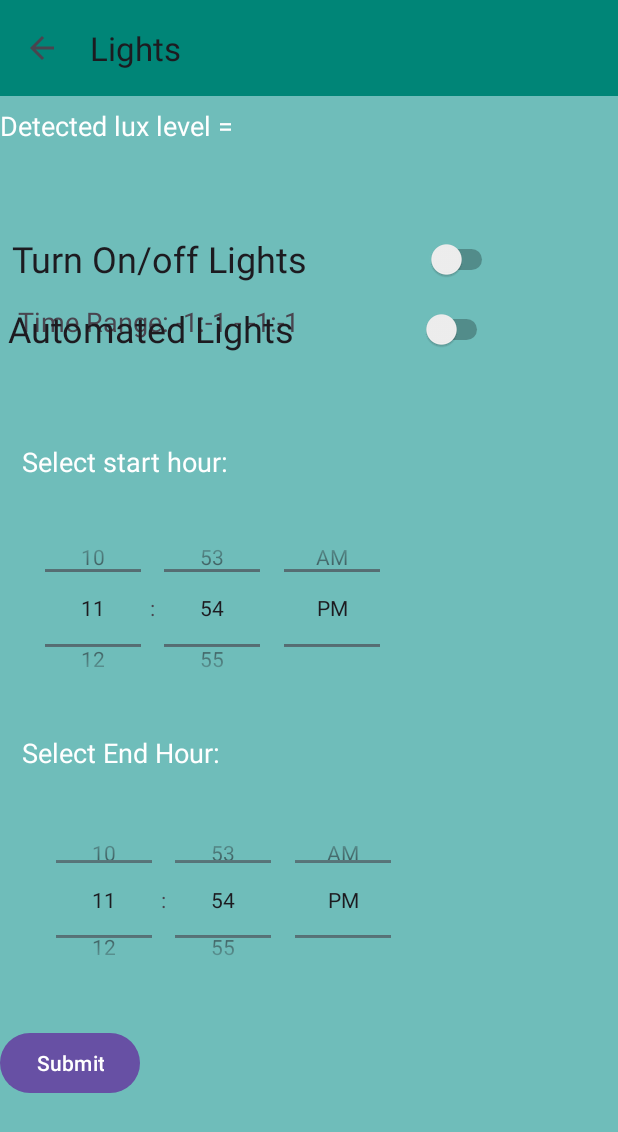
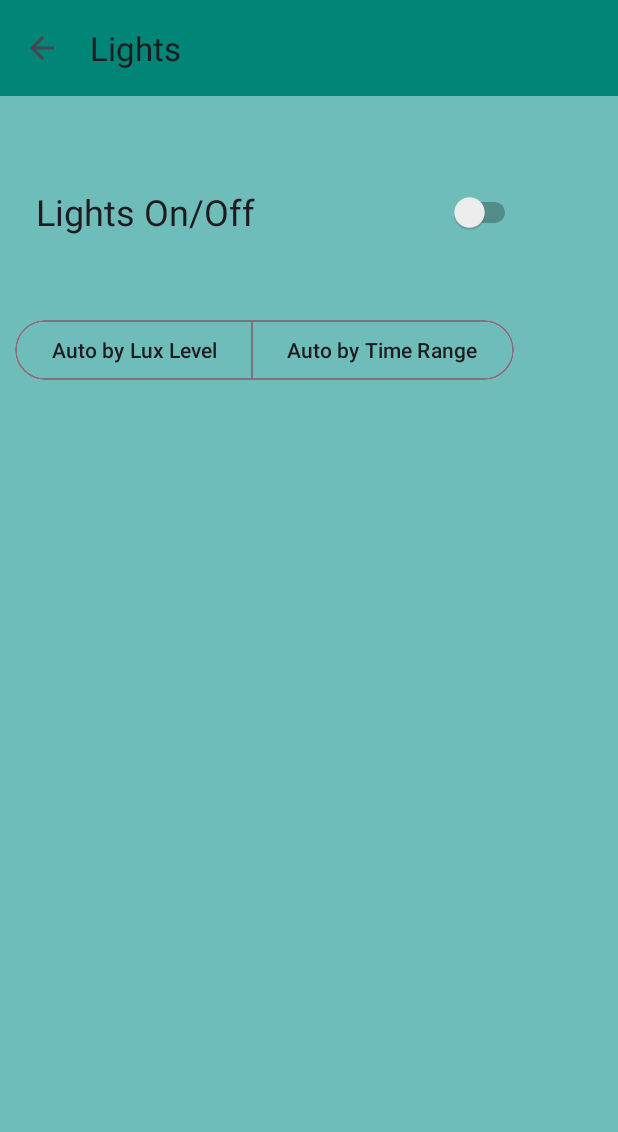
Before and after one commit to GN25/IOT, an Android app: the LightsActivity screen opened directly, with no data from a screen before it, on a phone screen of 412 x 824 dp. Shown: the top 1132 px of the screen. Run offline under Robolectric (Android 15) with nearby library versions, the light colour scheme and no system bars; libraries missing offline, so code that uses them is left out: org.eclipse.paho; 5 statements that could not run were skipped.

Commit message:
Change of UI LightsActivity + basic lights functionality v1

```diff
--- a/app/src/main/java/com/example/iot/LightsActivity.java
+++ b/app/src/main/java/com/example/iot/LightsActivity.java
@@ -7,18 +7,24 @@ import androidx.appcompat.widget.Toolbar;
 import android.annotation.SuppressLint;
 import android.content.Context;
 import android.content.SharedPreferences;
-import android.os.AsyncTask;
 import android.os.Bundle;
+import android.os.Handler;
+import android.os.Looper;
 import android.os.StrictMode;
 import android.util.Log;
+import android.view.LayoutInflater;
 import android.view.View;
 import android.widget.Button;
 import android.widget.CompoundButton;
+import android.widget.EditText;
+import android.widget.FrameLayout;
 import android.widget.Switch;
 import android.widget.TextView;
 import android.widget.TimePicker;
 import android.widget.Toast;
 
+
+import com.google.android.material.button.MaterialButtonToggleGroup;
 
 import org.eclipse.paho.android.service.MqttAndroidClient;
 import org.eclipse.paho.client.mqttv3.IMqttActionListener;
@@ -33,10 +39,13 @@ import java.io.BufferedReader;
 import java.io.IOException;
 import java.io.InputStream;
 import java.io.InputStreamReader;
+import java.util.Calendar;
 
 import ch.ethz.ssh2.Connection;
 import ch.ethz.ssh2.Session;
 import ch.ethz.ssh2.StreamGobbler;
+
+
 
 public class LightsActivity extends AppCompatActivity {
 
@@ -47,26 +56,45 @@ public class LightsActivity extends AppCompatActivity {
     private static final String KEY_END_MINUTE = "endMinute";
     private static final String KEY_SWITCH_STATE = "switchState";
 
-    private TimePicker timePickerStart;
-    private TimePicker timePickerEnd;
-    private TextView textViewLightsTimeRange;
 
-    private TextView tx_light;
 
-    //private TextView lux_prueba;
-    private Switch switchLights;
+
 
     private Switch switchOnOffLights;
 
     private SharedPreferences sharedPreferences;
-
-    boolean active = false;
-
+    boolean automaticActive = false;
     private MqttAndroidClient client;
     private static final String SERVER_URI = "tcp://test.mosquitto.org:1883";
     private static final String TAG = "LightsActivity";
+    private Handler handler;
+    private final int INTERVAL = 5000;
+    private FrameLayout dropdownContainer;
 
     String outputvalue;
+
+
+
+    int automatedLightsMode=0;//0 nada, 1 lux level , 2 time range
+
+    //Mode1
+    private Button btnSubmitLuxLevel;
+    private TextView tvActualThresholdLuxLevel;
+    private TextView tvReceivedLuxValue;
+    private EditText editTextNewLuxValue;
+    private  int lux_threshold = 3;
+    private float lux_value_received;
+
+    //Mode2
+    private Button btnSubmitTimeRange;
+    private TimePicker timePickerStart ;
+    private TimePicker timePickerEnd ;
+    private TextView tvRange;
+    private int hourS;
+    private int minS;
+    private int hourE;
+    private int minE;
+
     @SuppressLint("MissingInflatedId")
     @Override
     protected void onCreate(Bundle savedInstanceState) {
@@ -76,30 +104,69 @@ public class LightsActivity extends AppCompatActivity {
         Toolbar toolbar = findViewById(R.id.toolbar);
         setSupportActionBar(toolbar);
 
-        timePickerStart = findViewById(R.id.timePickerStart);
-        timePickerEnd = findViewById(R.id.timePickerEnd);
-        textViewLightsTimeRange = findViewById(R.id.textViewLightsTimeRange);
-        Button btnSubmitLights = findViewById(R.id.btnSubmitLights);
-        switchLights = findViewById(R.id.switchLights);
+
+        //switchLights = findViewById(R.id.switchLights);
 
         switchOnOffLights = findViewById(R.id.switchLightsOnOff);
         //lux_prueba=findViewById(R.id.luxPrueba);
-        tx_light=findViewById(R.id.luxLevelTextView);
+        //tx_light=findViewById(R.id.luxLevelTextView);
 
         sharedPreferences = getSharedPreferences(PREF_NAME, Context.MODE_PRIVATE);
+
 
         int lastStartHour = sharedPreferences.getInt(KEY_START_HOUR, -1);
         int lastStartMinute = sharedPreferences.getInt(KEY_START_MINUTE, -1);
         int lastEndHour = sharedPreferences.getInt(KEY_END_HOUR, -1);
         int lastEndMinute = sharedPreferences.getInt(KEY_END_MINUTE, -1);
         boolean lastSwitchState = sharedPreferences.getBoolean(KEY_SWITCH_STATE, false);
-        switchLights.setChecked(lastSwitchState);
+       // switchLights.setChecked(lastSwitchState);
         displaySelectedTimeRange(lastStartHour, lastStartMinute, lastEndHour, lastEndMinute);
 
         ActionBar actionBar = getSupportActionBar();
         if (actionBar != null) {
             actionBar.setDisplayHomeAsUpEnabled(true);
         }
+
+        dropdownContainer = findViewById(R.id.dropdownContainer);
+
+
+        MaterialButtonToggleGroup toggleButtonAutomation = findViewById(R.id.toggleButtonAutomation);
+        FrameLayout dropdownContainer = findViewById(R.id.dropdownContainer);
+
+        toggleButtonAutomation.addOnButtonCheckedListener(new MaterialButtonToggleGroup.OnButtonCheckedListener() {
+            @Override
+            public void onButtonChecked(MaterialButtonToggleGroup group, int checkedId, boolean isChecked) {
+                if (isChecked) {
+                    // Mostrar el dropdownContainer cuando se selecciona un botón
+                    LayoutInflater inflater = LayoutInflater.from(LightsActivity.this);
+                    View inflatedView = null;
+
+
+                    if (checkedId == R.id.btLuxLevel) {
+
+                        dropdownContainer.removeAllViews();
+                        inflatedView = inflater.inflate(R.layout.luxvalue_dropdown, dropdownContainer, false);
+                        automatedLightsMode=1;
+                        startRepeatingTask();
+                    } else if (checkedId == R.id.btTimeRange) {
+
+
+                        dropdownContainer.removeAllViews();
+                        inflatedView = inflater.inflate(R.layout.timerange_dropdown, dropdownContainer, false);
+                        automatedLightsMode=2;
+                        startRepeatingTask();
+                    }
+
+                    dropdownContainer.addView(inflatedView);
+                    dropdownContainer.setVisibility(View.VISIBLE);
+                } else {
+                    automatedLightsMode=0;
+                    dropdownContainer.setVisibility(View.GONE);
+                }
+            }
+        });
+
+
 
         connect();
         ////////////API CONNECTION///////////////////////////////////////////
@@ -127,16 +194,18 @@ public class LightsActivity extends AppCompatActivity {
 
                 String lux_value=newMessage.split(";")[0];
 
-                tx_light.setText("Detected lux level: "+lux_value);
+                //tx_light.setText("Detected lux level: "+lux_value);
                 Float value = Float.parseFloat(lux_value);
-
-
-                if(value<3){
+                Log.i("Lux control", "Test: "+value);
+                lux_value_received=value;
+                Log.i("Lux control", "Received: "+lux_value_received);
+                /*
+                if(value<1200){
                     //Prueba para valores,
-                    //activateLamp();
+                    activateLamp();
                 }else{
-                    //desactivateLamp();
-                }
+                    desactivateLamp();
+                }*/
 
             }
             @Override
@@ -149,85 +218,128 @@ public class LightsActivity extends AppCompatActivity {
 
 
 
-        btnSubmitLights.setOnClickListener(new View.OnClickListener() {
+        switchOnOffLights.setOnCheckedChangeListener(new CompoundButton.OnCheckedChangeListener() {
             @Override
-            public void onClick(View v) {
-
-                int startHour = timePickerStart.getHour();
-                int startMinute = timePickerStart.getMinute();
-                int endHour = timePickerEnd.getHour();
-                int endMinute = timePickerEnd.getMinute();
+            public void onCheckedChanged(CompoundButton buttonView, boolean isChecked) {
+                if (isChecked) {
+                    activateLamp();
 
 
-                if(startHour <= endHour && startMinute <= endMinute){
-                    saveSelectedTimeRange(startHour, startMinute, endHour, endMinute);
+                } else {
+                    desactivateLamp();
 
-                    displaySelectedTimeRange(startHour, startMinute, endHour, endMinute);
-                }else{
-                    handleHourError();
+
                 }
             }
         });
 
-        switchOnOffLights.setOnCheckedChangeListener(new CompoundButton.OnCheckedChangeListener() {
-            @Override
-            public void onCheckedChanged(CompoundButton buttonView, boolean isChecked) {
-                if (isChecked) {
-                   // active = true;
-                    //saveSwitchState(isChecked);
-                    //processLogic();
-                    run("tdtool --on 1");
-                } else {
-                    //active = false;
-                    //saveSwitchState(isChecked);
-                    //processLogic();
-                    run("tdtool --off 1");
+        handler = new Handler(Looper.getMainLooper());
+
+    }
+
+
+    private Runnable runnable = new Runnable() {
+        @Override
+        public void run() {
+            if(automatedLightsMode==1){
+                checkLuxLevel();
+            }
+            if(automatedLightsMode==2){
+                checkTimeRange();
+            }
+
+            handler.postDelayed(this, INTERVAL);
+        }
+    };
+
+    private void checkLuxLevel() {
+        btnSubmitLuxLevel=findViewById(R.id.buttonSaveLuxLevel);
+        tvActualThresholdLuxLevel =findViewById(R.id.tvActualThresholdValue);
+        tvReceivedLuxValue =findViewById(R.id.tvReceivedLuxValue);
+
+        editTextNewLuxValue=findViewById(R.id.editTextLuxThreshold);
+        if(btnSubmitLuxLevel!=null && tvActualThresholdLuxLevel !=null && editTextNewLuxValue!=null){
+
+            btnSubmitLuxLevel.setOnClickListener(new View.OnClickListener() {
+                @Override
+                public void onClick(View v) {
+                    String newValue= String.valueOf(editTextNewLuxValue.getText());
+                    tvActualThresholdLuxLevel.setText(newValue);
+                    lux_threshold=Integer.parseInt(newValue);
+                    Log.i("Lux control", "Saved: "+lux_threshold);
                 }
+            });
+            tvReceivedLuxValue.setText( lux_value_received+"");
+            if(lux_value_received<=lux_threshold){
+                //Prueba para valores,
+                activateLamp();
+                Log.i("Lux control", "Activated ("+lux_value_received+" < "+lux_threshold);
+            }else{
+                //THE IDEA IS TO PUT THE SENSOR IN AN OUTSIDE PLACE
+                //OTHERWISE IT WILL BE A LOOP:
+                //  no light -> on
+                //  on -> light
+                //  light ->off
+                //  off -> no light
+                desactivateLamp();
+                Log.i("Lux control", "Desactivated ( NO-> "+lux_value_received+" < "+lux_threshold);
             }
-        });
+        }
 
-        switchLights.setOnCheckedChangeListener(new CompoundButton.OnCheckedChangeListener() {
-            @Override
-            public void onCheckedChanged(CompoundButton buttonView, boolean isChecked) {
-                if (isChecked) {
-                    active = true;
-                    saveSwitchState(isChecked);
-                    processLogic();
-                } else {
-                    active = false;
-                    saveSwitchState(isChecked);
-                    processLogic();
-                }
-            }
-        });
+    }
+
+    void startRepeatingTask() {
+        runnable.run();
+    }
+    void stopRepeatingTask() {
+        handler.removeCallbacks(runnable);
+    }
+    private void activateLamp() {
+        run("tdtool --on 1");
+    }
+    private void desactivateLamp() {
+        run("tdtool --off 1");
+    }
 
 
 
+    private void checkTimeRange() {
+
+        timePickerStart = findViewById(R.id.timePickerStart);
+        timePickerEnd = findViewById(R.id.timePickerEnd);
+        btnSubmitTimeRange = findViewById(R.id.btnSubmitLights);
+        tvRange = findViewById(R.id.tvCurrentHourRange);
+        if (tvRange!=null && btnSubmitTimeRange !=null && timePickerStart != null && timePickerEnd != null) {
+            btnSubmitTimeRange.setOnClickListener(new View.OnClickListener() {
+                @Override
+                public void onClick(View v) {
+                        hourS = timePickerStart.getHour();
+                        minS = timePickerStart.getMinute();
+                        hourE = timePickerEnd.getHour();
+                        minE = timePickerEnd.getMinute();
+                        Log.e("Hora guardada",hourS+":"+minS+" - "+hourE+":"+minE);
+                        tvRange.setText(hourS+":"+minS+" - "+hourE+":"+minE);
+
+                }
+            });
+            Calendar calendar = Calendar.getInstance();
+            int currentHour = calendar.get(Calendar.HOUR_OF_DAY);
+            int currentMinute = calendar.get(Calendar.MINUTE);
+
+            if ((currentHour > hourS || (currentHour == hourS && currentMinute >= minS))
+                    && (currentHour < hourE || (currentHour == hourE && currentMinute <= minE))) {
+                Toast.makeText(this, "Hour in range", Toast.LENGTH_SHORT).show();
+                activateLamp();
+            } else {
+                Toast.makeText(this, "Hour not in range", Toast.LENGTH_SHORT).show();
+                desactivateLamp();
+            }
+        } else {
+            Log.e("ERROR NULL P", "Fallo al cargar layout");
+        }
 
     }
 
-    private void activateLamp() {
-        run("python3 turnOn.py");
-    }
-    private void desactivateLamp() {
-        run("python3 turnOff.py");
-    }
-
-    private void readTemperature() {
-        new AsyncTask<Integer, Void, Void>(){
-            @Override
-            protected Void doInBackground(Integer... params) {
-                // Add code to fetch data via SSH
-                run("python3 listsensors.py");
-                return null;
-            }
-            @Override
-            protected void onPostExecute(Void v) {
-                // Add code to preform actions after doInBackground
-                //lux_prueba.setText(outputvalue);
-            }
-        }.execute(1);
-    }
 
     private void saveSelectedTimeRange(int startHour, int startMinute, int endHour, int endMinute) {
         // Save the selected time range in SharedPreferences
@@ -247,16 +359,12 @@ public class LightsActivity extends AppCompatActivity {
 
         String displayText = "Time Range: " + formatTime(startHour, startMinute)
                 + " - " + formatTime(endHour, endMinute);
-        textViewLightsTimeRange.setText(displayText);
+        //textViewLightsTimeRange.setText(displayText);
     }
 
     private String formatTime(int hour, int minute) {
         // HH:mm (24-h)
         return String.format("%02d:%02d", hour, minute);
-    }
-
-    private void processLogic() {
-
     }
 
     private void saveSwitchState(boolean isChecked) {
--- a/app/src/main/res/layout/lights_activity.xml
+++ b/app/src/main/res/layout/lights_activity.xml
@@ -4,8 +4,10 @@
     xmlns:tools="http://schemas.android.com/tools"
     android:layout_width="match_parent"
     android:layout_height="match_parent"
+    xmlns:app="http://schemas.android.com/apk/res-auto"
     tools:context=".LightsActivity"
     android:background="#9912988C">
+
 
     <androidx.appcompat.widget.Toolbar
         android:id="@+id/toolbar"
@@ -13,95 +15,14 @@
         android:layout_height="?attr/actionBarSize"
         android:background="#008577" />
 
-    <TextView
-        android:id="@+id/luxLevelTextView"
-        android:layout_width="wrap_content"
-        android:layout_height="wrap_content"
-        android:layout_above="@+id/textViewLightsTimeRange"
-        android:layout_alignParentTop="true"
-        android:layout_marginTop="71dp"
-        android:layout_marginBottom="14dp"
-        android:text="Detected lux level = "
-        android:textColor="#FFFFFF"
-        android:textSize="18sp" />
 
-    <TextView
-        android:id="@+id/textStartHour"
-        android:layout_width="275dp"
-        android:layout_height="39dp"
-        android:layout_alignParentEnd="true"
-        android:layout_alignParentBottom="true"
-        android:layout_marginEnd="122dp"
-        android:layout_marginBottom="489dp"
-        android:text="Select start hour:"
-        android:textColor="#FFFFFF"
-        android:textSize="18sp" />
+    <LinearLayout
+        android:id="@+id/layoutSwitch"
+        android:layout_width="510dp"
+        android:layout_height="209dp"
+        android:orientation="vertical"
+        android:padding="16dp">
 
-    <TimePicker
-        android:id="@+id/timePickerStart"
-        android:layout_width="270dp"
-        android:layout_height="133dp"
-        android:layout_alignParentEnd="true"
-        android:layout_alignParentBottom="true"
-        android:layout_marginEnd="135dp"
-        android:layout_marginBottom="352dp"
-        android:timePickerMode="spinner" />
-
-    <TextView
-        android:id="@+id/textEndHour"
-        android:layout_width="286dp"
-        android:layout_height="wrap_content"
-        android:layout_alignParentEnd="true"
-        android:layout_alignParentBottom="true"
-        android:layout_marginEnd="111dp"
-        android:layout_marginBottom="310dp"
-        android:text="Select End Hour: "
-        android:textColor="#FFFFFF"
-        android:textSize="18sp" />
-
-    <TimePicker
-        android:id="@+id/timePickerEnd"
-        android:layout_width="298dp"
-        android:layout_height="126dp"
-        android:layout_alignParentBottom="true"
-        android:layout_marginBottom="161dp"
-        android:timePickerMode="spinner" />
-
-    <Button
-        android:id="@+id/btnSubmitLights"
-        android:layout_width="wrap_content"
-        android:layout_height="wrap_content"
-        android:layout_alignParentBottom="true"
-        android:layout_marginBottom="91dp"
-        android:text="Submit" />
-
-    <TextView
-        android:id="@+id/textViewLightsTimeRange"
-        android:layout_width="306dp"
-        android:layout_height="38dp"
-        android:layout_alignParentEnd="true"
-        android:layout_alignParentBottom="true"
-        android:layout_marginEnd="94dp"
-        android:layout_marginBottom="584dp"
-        android:text=""
-        android:textSize="18sp" />
-
-    <Switch
-        android:id="@+id/switchLights"
-        android:layout_width="323dp"
-        android:layout_height="44dp"
-        android:layout_alignParentStart="true"
-        android:layout_alignParentTop="true"
-        android:layout_alignParentEnd="true"
-        android:layout_alignParentBottom="true"
-        android:layout_marginStart="5dp"
-        android:layout_marginTop="150dp"
-        android:layout_marginEnd="83dp"
-        android:layout_marginBottom="535dp"
-        android:checked="false"
-        android:text="Automated Lights"
-        android:textSize="24sp"
-        tools:ignore="UseSwitchCompatOrMaterialXml" />
 
         <Switch
             android:id="@+id/switchLightsOnOff"
@@ -116,7 +37,38 @@
             android:layout_marginEnd="80dp"
             android:layout_marginBottom="582dp"
             android:checked="false"
-        android:text="Turn On/off Lights"
+            android:text="Lights On/Off"
             android:textSize="24sp"
             tools:ignore="UseSwitchCompatOrMaterialXml" />
+    </LinearLayout>
+
+    <FrameLayout
+        android:id="@+id/dropdownContainer"
+        android:layout_width="match_parent"
+        android:layout_height="wrap_content"
+        android:layout_below="@id/toggleButtonAutomation"
+        android:layout_marginTop="4dp"/>
+    <com.google.android.material.button.MaterialButtonToggleGroup
+        android:id="@+id/toggleButtonAutomation"
+        android:layout_width="wrap_content"
+        android:layout_height="wrap_content"
+        android:layout_below="@+id/layoutSwitch"
+        android:layout_marginLeft="10dp"
+        app:singleSelection="true">
+
+        <Button
+            android:id="@+id/btLuxLevel"
+            style="?attr/materialButtonOutlinedStyle"
+            android:layout_width="wrap_content"
+            android:layout_height="wrap_content"
+            android:text="Auto by Lux Level" />
+
+        <Button
+            android:id="@+id/btTimeRange"
+            style="?attr/materialButtonOutlinedStyle"
+            android:layout_width="wrap_content"
+            android:layout_height="wrap_content"
+            android:text="Auto by Time Range" />
+    </com.google.android.material.button.MaterialButtonToggleGroup>
+
 </RelativeLayout>
--- a/app/src/main/res/values/strings.xml
+++ b/app/src/main/res/values/strings.xml
@@ -1,3 +1,9 @@
 <resources>
     <string name="app_name">IOT</string>
+
+    <string-array name="dropdown_items">
+        <item>Elemento 1</item>
+        <item>Elemento 2</item>
+        <!-- Agrega más elementos según sea necesario -->
+    </string-array>
 </resources>
```
Also changed, not shown: app/src/main/res/layout/luxvalue_dropdown.xml (added, +79 -0 lines), app/src/main/res/layout/timerange_dropdown.xml (added, +73 -0 lines). Lines whose indentation alone changed are shown as unchanged.
